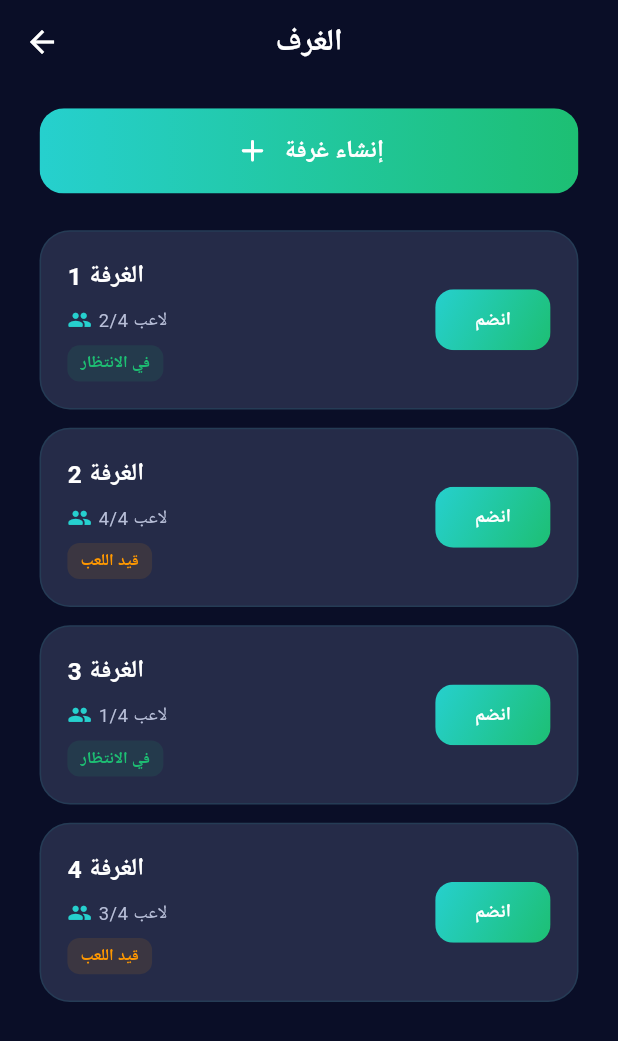
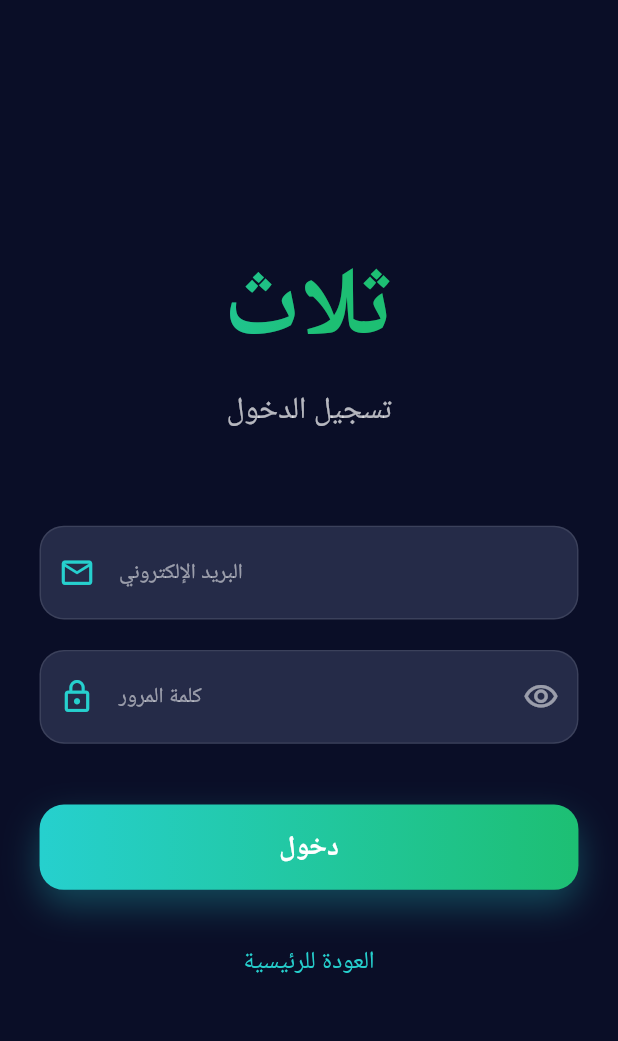
Before and after one commit to MohammadMao/thalath, a Flutter app: the screen it shows after launch, after a tap on "العب", on a phone screen of 412 x 824 dp. Shown: the top 1041 px of the screen. Run offline on Flutter 3.47's test engine with Material 3 defaults, Android fonts, the phone set to English and light mode, and no system bars; our stand-ins replace firebase_auth, firebase_core, flutter_screenutil, get; accounts and stored records are empty; generated files the repository leaves out were written again.

Commit message:
Login and auth added to the app

```diff
--- a/lib/app.dart
+++ b/lib/app.dart
@@ -2,7 +2,9 @@ import 'package:flutter/material.dart';
 import 'package:flutter_screenutil/flutter_screenutil.dart';
 import 'package:get/get.dart';
 import 'core/theming/app_theme.dart';
+import 'core/auth/auth_service.dart';
 import 'features/home/ui/home_screen.dart';
+import 'features/login/login_screen.dart';
 import 'features/lobby/ui/lobby_screen.dart';
 import 'features/room/ui/room_screen.dart';
 
@@ -11,6 +13,9 @@ class ThalathApp extends StatelessWidget {
 
   @override
   Widget build(BuildContext context) {
+    // Initialize AuthService
+    Get.put(AuthService());
+
     return ScreenUtilInit(
       designSize: const Size(375, 812), // Base design size (iPhone 11 Pro)
       minTextAdapt: true,
@@ -28,12 +33,18 @@ class ThalathApp extends StatelessWidget {
               page: () => const HomePage(),
             ),
             GetPage(
+              name: '/login',
+              page: () => const LoginScreen(),
+            ),
+            GetPage(
               name: '/rooms',
               page: () => const RoomsPage(),
+              middlewares: [AuthMiddleware()],
             ),
             GetPage(
               name: '/room',
               page: () => const RoomScreen(),
+              middlewares: [AuthMiddleware()],
             ),
           ],
         );
@@ -41,3 +52,15 @@ class ThalathApp extends StatelessWidget {
     );
   }
 }
+
+// Auth Middleware to protect routes
+class AuthMiddleware extends GetMiddleware {
+  @override
+  RouteSettings? redirect(String? route) {
+    final authService = Get.find<AuthService>();
+    if (!authService.isLoggedIn) {
+      return const RouteSettings(name: '/login');
+    }
+    return null;
+  }
+}
--- /dev/null
+++ b/lib/core/auth/auth_service.dart
@@ -0,0 +1,78 @@
+import 'package:firebase_auth/firebase_auth.dart';
+import 'package:get/get.dart';
+
+class AuthService extends GetxService {
+  final FirebaseAuth _auth = FirebaseAuth.instance;
+
+  // Observable user state
+  Rx<User?> firebaseUser = Rx<User?>(null);
+
+  // Getters
+  User? get currentUser => _auth.currentUser;
+  bool get isLoggedIn => _auth.currentUser != null;
+  String? get currentUserId => _auth.currentUser?.uid;
+  String? get currentUserEmail => _auth.currentUser?.email;
+
+  @override
+  void onInit() {
+    super.onInit();
+    // Listen to auth state changes
+    firebaseUser.bindStream(_auth.authStateChanges());
+  }
+
+  // Sign in with email and password
+  Future<UserCredential?> signInWithEmailAndPassword({
+    required String email,
+    required String password,
+  }) async {
+    try {
+      final userCredential = await _auth.signInWithEmailAndPassword(
+        email: email,
+        password: password,
+      );
+      return userCredential;
+    } on FirebaseAuthException catch (e) {
+      String message = 'حدث خطأ أثناء تسجيل الدخول';
+
+      switch (e.code) {
+        case 'user-not-found':
+          message = 'البريد الإلكتروني غير مسجل';
+          break;
+        case 'wrong-password':
+          message = 'كلمة المرور غير صحيحة';
+          break;
+        case 'invalid-email':
+          message = 'البريد الإلكتروني غير صالح';
+          break;
+        case 'user-disabled':
+          message = 'هذا الحساب معطل';
+          break;
+        case 'too-many-requests':
+          message = 'محاولات كثيرة، حاول لاحقاً';
+          break;
+        case 'invalid-credential':
+          message = 'البيانات غير صحيحة';
+          break;
+      }
+
+      throw message;
+    } catch (e) {
+      throw 'حدث خطأ غير متوقع';
+    }
+  }
+
+  // Sign out
+  Future<void> signOut() async {
+    try {
+      await _auth.signOut();
+    } catch (e) {
+      throw 'حدث خطأ أثناء تسجيل الخروج';
+    }
+  }
+
+  // Check if user is authenticated
+  Future<bool> checkAuth() async {
+    await Future.delayed(const Duration(milliseconds: 100));
+    return _auth.currentUser != null;
+  }
+}
--- /dev/null
+++ b/lib/core/widgets/auth_button.dart
@@ -0,0 +1,66 @@
+import 'package:flutter/material.dart';
+import 'package:flutter_screenutil/flutter_screenutil.dart';
+import '../theming/app_theme.dart';
+
+class AuthButton extends StatelessWidget {
+  final String text;
+  final VoidCallback? onPressed;
+  final bool isLoading;
+
+  const AuthButton({
+    super.key,
+    required this.text,
+    required this.onPressed,
+    this.isLoading = false,
+  });
+
+  @override
+  Widget build(BuildContext context) {
+    return Container(
+      width: double.infinity,
+      height: 56.h,
+      decoration: BoxDecoration(
+        gradient: LinearGradient(
+          colors: [
+            AppTheme.primaryTeal,
+            AppTheme.primaryGreen,
+          ],
+        ),
+        borderRadius: BorderRadius.circular(16.r),
+        boxShadow: [
+          BoxShadow(
+            color: AppTheme.primaryTeal.withOpacity(0.3),
+            blurRadius: 20.r,
+            offset: Offset(0, 10.h),
+          ),
+        ],
+      ),
+      child: Material(
+        color: Colors.transparent,
+        child: InkWell(
+          onTap: isLoading ? null : onPressed,
+          borderRadius: BorderRadius.circular(16.r),
+          child: Center(
+            child: isLoading
+                ? SizedBox(
+                    width: 24.w,
+                    height: 24.h,
+                    child: const CircularProgressIndicator(
+                      strokeWidth: 2.5,
+                      valueColor: AlwaysStoppedAnimation<Color>(Colors.white),
+                    ),
+                  )
+                : Text(
+                    text,
+                    style: TextStyle(
+                      fontSize: 18.sp,
+                      fontWeight: FontWeight.bold,
+                      color: Colors.white,
+                    ),
+                  ),
+          ),
+        ),
+      ),
+    );
+  }
+}
--- /dev/null
+++ b/lib/core/widgets/auth_text_field.dart
@@ -0,0 +1,67 @@
+import 'package:flutter/material.dart';
+import 'package:flutter_screenutil/flutter_screenutil.dart';
+import '../theming/app_theme.dart';
+
+class AuthTextField extends StatelessWidget {
+  final TextEditingController controller;
+  final String label;
+  final IconData icon;
+  final bool obscureText;
+  final TextInputType? keyboardType;
+  final Widget? suffixIcon;
+
+  const AuthTextField({
+    super.key,
+    required this.controller,
+    required this.label,
+    required this.icon,
+    this.obscureText = false,
+    this.keyboardType,
+    this.suffixIcon,
+  });
+
+  @override
+  Widget build(BuildContext context) {
+    return Container(
+      decoration: BoxDecoration(
+        color: AppTheme.cardDark,
+        borderRadius: BorderRadius.circular(16.r),
+        border: Border.all(
+          color: Colors.white.withOpacity(0.1),
+          width: 1,
+        ),
+      ),
+      child: TextField(
+        controller: controller,
+        obscureText: obscureText,
+        keyboardType: keyboardType,
+        textDirection: TextDirection.rtl,
+        style: TextStyle(
+          fontSize: 16.sp,
+          color: Colors.white,
+        ),
+        decoration: InputDecoration(
+          labelText: label,
+          labelStyle: TextStyle(
+            fontSize: 14.sp,
+            color: Colors.white54,
+          ),
+          prefixIcon: Icon(
+            icon,
+            color: AppTheme.primaryTeal,
+            size: 24.sp,
+          ),
+          suffixIcon: suffixIcon,
+          border: OutlineInputBorder(
+            borderRadius: BorderRadius.circular(16.r),
+            borderSide: BorderSide.none,
+          ),
+          contentPadding: EdgeInsets.symmetric(
+            horizontal: 20.w,
+            vertical: 18.h,
+          ),
+        ),
+      ),
+    );
+  }
+}
--- a/lib/features/home/ui/home_screen.dart
+++ b/lib/features/home/ui/home_screen.dart
@@ -28,7 +28,7 @@ class HomePage extends StatelessWidget {
                 Center(
                   child: PlayButtonCard(
                     onPressed: () {
-                      Get.toNamed('/rooms');
+                      Get.toNamed('/login');
                     },
                   ),
                 ),
--- /dev/null
+++ b/lib/features/login/login_screen.dart
@@ -0,0 +1,122 @@
+import 'package:flutter/material.dart';
+import 'package:flutter_screenutil/flutter_screenutil.dart';
+import 'package:get/get.dart';
+import '../../core/theming/app_theme.dart';
+import '../../core/widgets/auth_text_field.dart';
+import '../../core/widgets/auth_button.dart';
+import 'login_controller.dart';
+
+class LoginScreen extends StatelessWidget {
+  const LoginScreen({super.key});
+
+  @override
+  Widget build(BuildContext context) {
+    final controller = Get.put(LoginController());
+
+    return Scaffold(
+      body: Container(
+        decoration: BoxDecoration(
+          gradient: LinearGradient(
+            begin: Alignment.topCenter,
+            end: Alignment.bottomCenter,
+            colors: [
+              AppTheme.darkBackground,
+              AppTheme.darkBackground.withOpacity(0.8),
+            ],
+          ),
+        ),
+        child: SafeArea(
+          child: Center(
+            child: SingleChildScrollView(
+              padding: EdgeInsets.symmetric(horizontal: 24.w),
+              child: Column(
+                mainAxisAlignment: MainAxisAlignment.center,
+                children: [
+                  // App Logo/Title
+                  Text(
+                    'ثلاث',
+                    style: TextStyle(
+                      fontSize: 64.sp,
+                      fontWeight: FontWeight.bold,
+                      foreground: Paint()
+                        ..shader = LinearGradient(
+                          colors: [
+                            AppTheme.primaryTeal,
+                            AppTheme.primaryGreen,
+                          ],
+                        ).createShader(
+                          Rect.fromLTWH(0, 0, 200.w, 70.h),
+                        ),
+                    ),
+                  ),
+                  SizedBox(height: 8.h),
+                  Text(
+                    'تسجيل الدخول',
+                    style: TextStyle(
+                      fontSize: 20.sp,
+                      color: Colors.white70,
+                      fontWeight: FontWeight.w500,
+                    ),
+                  ),
+                  SizedBox(height: 60.h),
+
+                  // Email Field
+                  AuthTextField(
+                    controller: controller.emailController,
+                    label: 'البريد الإلكتروني',
+                    icon: Icons.email_outlined,
+                    keyboardType: TextInputType.emailAddress,
+                  ),
+                  SizedBox(height: 20.h),
+
+                  // Password Field
+                  Obx(
+                    () => AuthTextField(
+                      controller: controller.passwordController,
+                      label: 'كلمة المرور',
+                      icon: Icons.lock_outline,
+                      obscureText: controller.obscurePassword.value,
+                      suffixIcon: IconButton(
+                        icon: Icon(
+                          controller.obscurePassword.value
+                              ? Icons.visibility_outlined
+                              : Icons.visibility_off_outlined,
+                          color: Colors.white54,
+                        ),
+                        onPressed: controller.togglePasswordVisibility,
+                      ),
+                    ),
+                  ),
+                  SizedBox(height: 40.h),
+
+                  // Login Button
+                  Obx(
+                    () => AuthButton(
+                      text: 'دخول',
+                      onPressed: controller.login,
+                      isLoading: controller.isLoading.value,
+                    ),
+                  ),
+                  SizedBox(height: 24.h),
+
+                  // Back to Home
+                  TextButton(
+                    onPressed: () => Get.back(),
+                    child: Text(
+                      'العودة للرئيسية',
+                      style: TextStyle(
+                        fontSize: 16.sp,
+                        color: AppTheme.primaryTeal,
+                        fontWeight: FontWeight.w500,
+                      ),
+                    ),
+                  ),
+                ],
+              ),
+            ),
+          ),
+        ),
+      ),
+    );
+  }
+}
```
Also changed, not shown: lib/features/lobby/ui/lobby_screen.dart (+23 -0 lines), lib/features/login/login_controller.dart (added, +89 -0 lines).
